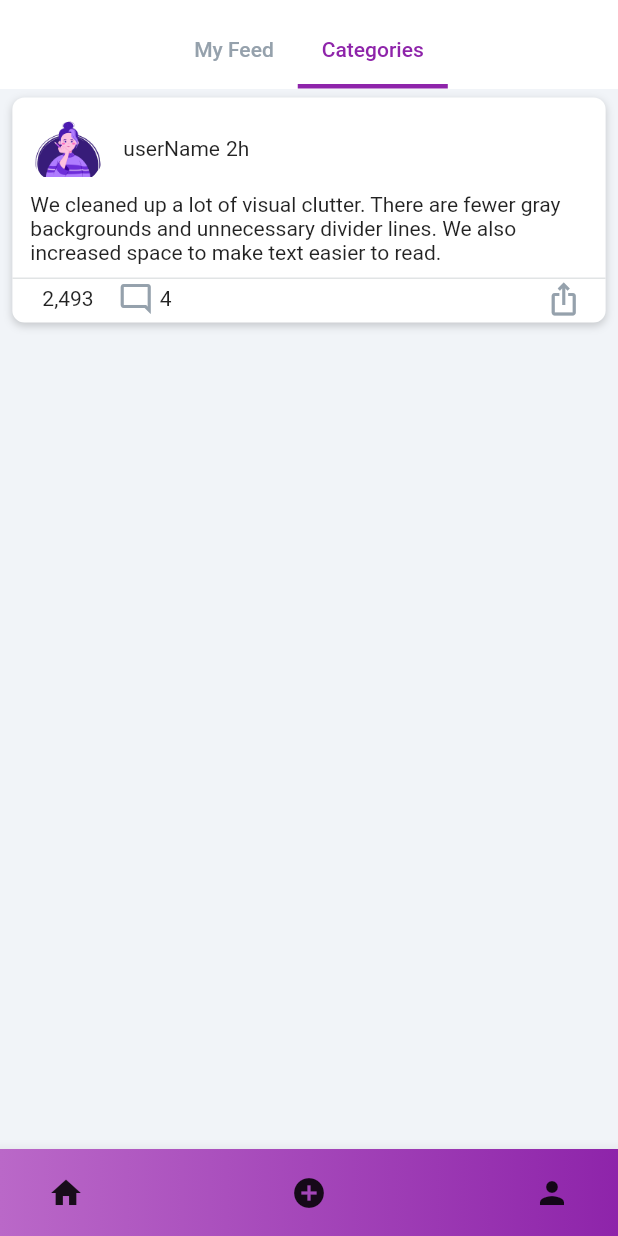
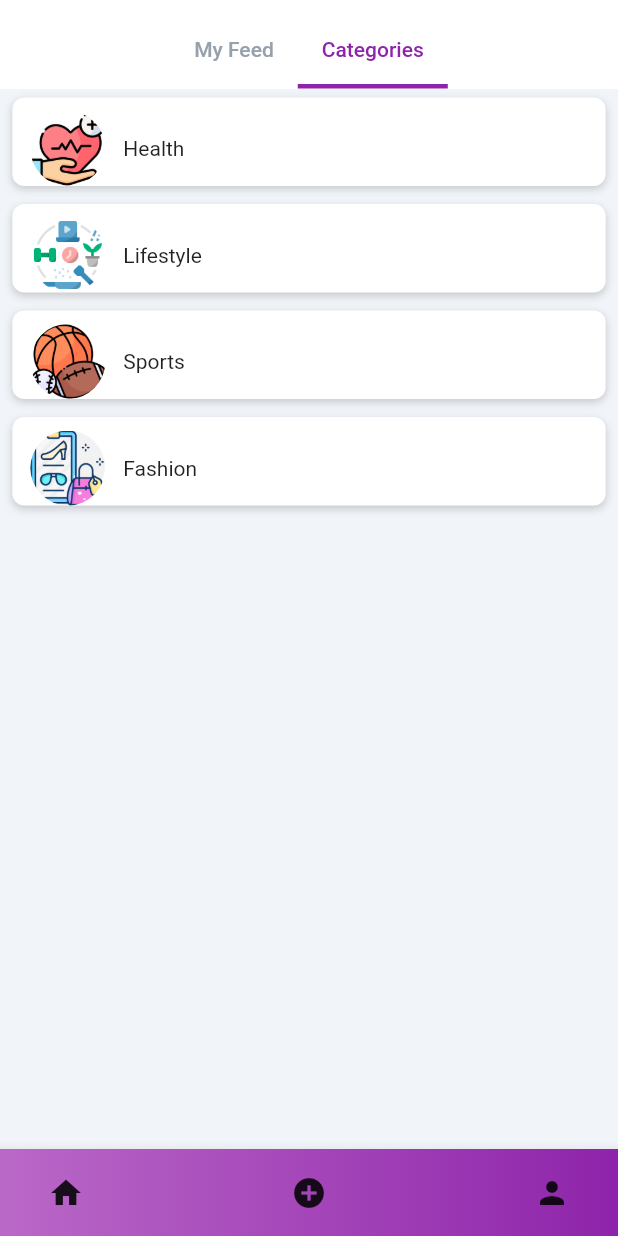
Before and after one commit to CPAD2021SecA/SecAGroup05, a Flutter app: the BlogDashboardWidget screen opened directly, tab 2 chosen, on a phone screen of 412 x 824 dp. Run offline on Flutter 3.47's test engine with Material 2 defaults, Android fonts, the phone set to English and light mode, and no system bars; our stand-ins replace cloud_firestore, firebase_auth, firebase_core, google_fonts, google_sign_in, image_picker; accounts and stored records are empty; network calls fail.

Commit message:
Added category

```diff
--- a/blog_application/lib/screens/blogDashboard.dart
+++ b/blog_application/lib/screens/blogDashboard.dart
@@ -386,133 +386,200 @@ class _BlogDashboardWidgetState extends State<BlogDashboardWidget> {
                                                   shape: BoxShape.circle,
                                                 ),
                                                 child: Image.asset(
-                                                  'assets/images/user.png',
+                                                  'assets/images/health.png',
                                                 ),
                                               ),
                                               Padding(
                                                 padding: EdgeInsetsDirectional
                                                     .fromSTEB(12, 0, 0, 0),
                                                 child: Text(
-                                                  'userName',
+                                                  'Health',
+                                                ),
+                                              ),
+
+                                            ],
+                                          ),
+                                        ),
+                                      ],
+                                    ),
+                                  ),
+                                ),
+                              ),
+                              Padding(
+                                padding:
+                                EdgeInsetsDirectional.fromSTEB(0, 6, 0, 6),
+                                child: Container(
+                                  width:
+                                  MediaQuery
+                                      .of(context)
+                                      .size
+                                      .width * 0.96,
+                                  decoration: BoxDecoration(
+                                    color: Colors.white,
+                                    boxShadow: [
+                                      BoxShadow(
+                                        blurRadius: 4,
+                                        color: Color(0x2E000000),
+                                        offset: Offset(0, 2),
+                                      )
+                                    ],
+                                    borderRadius: BorderRadius.circular(8),
+                                  ),
+                                  child: Padding(
+                                    padding: EdgeInsetsDirectional.fromSTEB(
+                                        0, 1, 0, 0),
+                                    child: Column(
+                                      mainAxisSize: MainAxisSize.max,
+                                      children: [
+                                        Padding(
+                                          padding:
+                                          EdgeInsetsDirectional.fromSTEB(
+                                              12, 8, 12, 0),
+                                          child: Row(
+                                            mainAxisSize: MainAxisSize.max,
+                                            children: [
+                                              Container(
+                                                width: 50,
+                                                height: 50,
+                                                clipBehavior: Clip.antiAlias,
+                                                decoration: BoxDecoration(
+                                                  shape: BoxShape.circle,
+                                                ),
+                                                child: Image.asset(
+                                                  'assets/images/lifestyle.png',
                                                 ),
                                               ),
                                               Padding(
                                                 padding: EdgeInsetsDirectional
-                                                    .fromSTEB(4, 0, 0, 0),
+                                                    .fromSTEB(12, 0, 0, 0),
                                                 child: Text(
-                                                  '2h',
+                                                  'Lifestyle',
                                                 ),
-                                              )
+                                              ),
+
                                             ],
                                           ),
                                         ),
+                                      ],
+                                    ),
+                                  ),
+                                ),
+                              ),
+                              Padding(
+                                padding:
+                                EdgeInsetsDirectional.fromSTEB(0, 6, 0, 6),
+                                child: Container(
+                                  width:
+                                  MediaQuery
+                                      .of(context)
+                                      .size
+                                      .width * 0.96,
+                                  decoration: BoxDecoration(
+                                    color: Colors.white,
+                                    boxShadow: [
+                                      BoxShadow(
+                                        blurRadius: 4,
+                                        color: Color(0x2E000000),
+                                        offset: Offset(0, 2),
+                                      )
+                                    ],
+                                    borderRadius: BorderRadius.circular(8),
+                                  ),
+                                  child: Padding(
+                                    padding: EdgeInsetsDirectional.fromSTEB(
+                                        0, 1, 0, 0),
+                                    child: Column(
+                                      mainAxisSize: MainAxisSize.max,
+                                      children: [
                                         Padding(
                                           padding:
                                           EdgeInsetsDirectional.fromSTEB(
-                                              12, 4, 12, 0),
+                                              12, 8, 12, 0),
                                           child: Row(
                                             mainAxisSize: MainAxisSize.max,
                                             children: [
-                                              Expanded(
-                                                child: Padding(
-                                                  padding: EdgeInsetsDirectional
-                                                      .fromSTEB(0, 0, 0, 8),
-                                                  child: Text(
-                                                    'We cleaned up a lot of visual clutter. There are fewer gray backgrounds and unnecessary divider lines. We also increased space to make text easier to read.',
-                                                  ),
+                                              Container(
+                                                width: 50,
+                                                height: 50,
+                                                clipBehavior: Clip.antiAlias,
+                                                decoration: BoxDecoration(
+                                                  shape: BoxShape.circle,
                                                 ),
-                                              )
+                                                child: Image.asset(
+                                                  'assets/images/sport.png',
+                                                ),
+                                              ),
+                                              Padding(
+                                                padding: EdgeInsetsDirectional
+                                                    .fromSTEB(12, 0, 0, 0),
+                                                child: Text(
+                                                  'Sports',
+                                                ),
+                                              ),
+
                                             ],
                                           ),
                                         ),
-                                        Divider(
-                                          height: 3,
-                                          thickness: 1,
-                                          color: Color(0xFFE1E4E5),
-                                        ),
+                                      ],
+                                    ),
+                                  ),
+                                ),
+                              ),
+                              Padding(
+                                padding:
+                                EdgeInsetsDirectional.fromSTEB(0, 6, 0, 6),
+                                child: Container(
+                                  width:
+                                  MediaQuery
+                                      .of(context)
+                                      .size
+                                      .width * 0.96,
+                                  decoration: BoxDecoration(
+                                    color: Colors.white,
+                                    boxShadow: [
+                                      BoxShadow(
+                                        blurRadius: 4,
+                                        color: Color(0x2E000000),
+                                        offset: Offset(0, 2),
+                                      )
+                                    ],
+                                    borderRadius: BorderRadius.circular(8),
+                                  ),
+                                  child: Padding(
+                                    padding: EdgeInsetsDirectional.fromSTEB(
+                                        0, 1, 0, 0),
+                                    child: Column(
+                                      mainAxisSize: MainAxisSize.max,
+                                      children: [
                                         Padding(
                                           padding:
                                           EdgeInsetsDirectional.fromSTEB(
-                                              16, 0, 16, 4),
+                                              12, 8, 12, 0),
                                           child: Row(
                                             mainAxisSize: MainAxisSize.max,
-                                            mainAxisAlignment:
-                                            MainAxisAlignment.spaceBetween,
                                             children: [
-                                              Row(
-                                                mainAxisSize: MainAxisSize.max,
-                                                children: [
-                                                  Padding(
-                                                    padding:
-                                                    EdgeInsetsDirectional
-                                                        .fromSTEB(
-                                                        0, 0, 16, 0),
-                                                    child: Row(
-                                                      mainAxisSize:
-                                                      MainAxisSize.max,
-                                                      children: [
-                                                        Padding(
-                                                          padding:
-                                                          EdgeInsetsDirectional
-                                                              .fromSTEB(4,
-                                                              0, 0, 0),
-                                                          child: Text(
-                                                            '2,493',
-                                                          ),
-                                                        )
-                                                      ],
-                                                    ),
-                                                  ),
-                                                  Row(
-                                                    mainAxisSize:
-                                                    MainAxisSize.max,
-                                                    children: [
-                                                      Icon(
-                                                        Icons
-                                                            .mode_comment_outlined,
-                                                        color:
-                                                        Color(0xFF95A1AC),
-                                                        size: 24,
-                                                      ),
-                                                      Padding(
-                                                        padding:
-                                                        EdgeInsetsDirectional
-                                                            .fromSTEB(
-                                                            4, 0, 0, 0),
-                                                        child: Text(
-                                                          '4',
-                                                          // style:
-                                                          // FlutterFlowTheme
-                                                          //     .bodyText2
-                                                          //     .override(
-                                                          //   fontFamily:
-                                                          //   'Lexend Deca',
-                                                          //   color: Color(
-                                                          //       0xFF8B97A2),
-                                                          //   fontSize: 14,
-                                                          //   fontWeight:
-                                                          //   FontWeight
-                                                          //       .normal,
-                                                          // ),
-                                                        ),
-                                                      )
-                                                    ],
-                                                  )
-                                                ],
+                                              Container(
+                                                width: 50,
+                                                height: 50,
+                                                clipBehavior: Clip.antiAlias,
+                                                decoration: BoxDecoration(
+                                                  shape: BoxShape.circle,
+                                                ),
+                                                child: Image.asset(
+                                                  'assets/images/fashion.png',
+                                                ),
                                               ),
-                                              Row(
-                                                mainAxisSize: MainAxisSize.max,
-                                                children: [
-                                                  Icon(
-                                                    Icons.ios_share,
-                                                    color: Color(0xFF95A1AC),
-                                                    size: 24,
-                                                  )
-                                                ],
-                                              )
+                                              Padding(
+                                                padding: EdgeInsetsDirectional
+                                                    .fromSTEB(12, 0, 0, 0),
+                                                child: Text(
+                                                  'Fashion',
+                                                ),
+                                              ),
+
                                             ],
                                           ),
-                                        )
+                                        ),
                                       ],
                                     ),
                                   ),
```
Also changed, not shown: blog_application/assets/images/fashion.png (added), blog_application/assets/images/health.png (added), blog_application/assets/images/lifestyle.png (added), blog_application/assets/images/sport.png (added).
